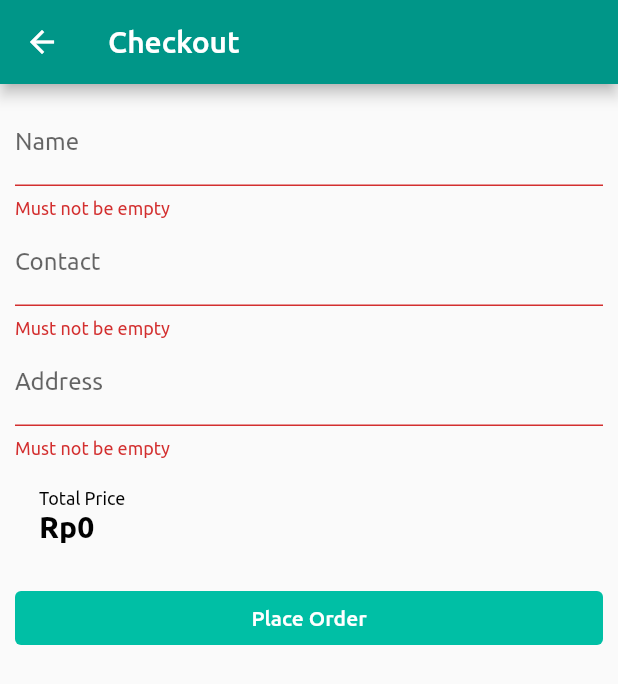
After one commit to ManEnfu/inthe-store, a Flutter app: the CheckoutPage screen opened by its route, after a tap on "Place Order", on a phone screen of 412 x 824 dp. The commit adds this screen. Shown: the top 684 px of the screen. Run offline on Flutter 3.47's test engine with Material 2 defaults, Android fonts, the phone set to English and light mode, and no system bars; our stand-ins replace cloud_firestore, firebase_core; accounts and stored records are empty; project files that could hold a hidden picture were left out.

Commit message:
checkout

```diff
--- a/lib/main.dart
+++ b/lib/main.dart
@@ -1,4 +1,5 @@
 import 'package:flutter/material.dart';
+import 'package:inthe_store/models/order.dart';
 import 'package:provider/provider.dart';
 
 import 'package:firebase_core/firebase_core.dart';
@@ -11,6 +12,7 @@ import 'package:inthe_store/ui/product_detail/index.dart';
 import 'package:inthe_store/ui/shopping_cart/index.dart';
 import 'package:inthe_store/ui/catalog/index.dart';
 import 'package:inthe_store/ui/checkout/index.dart';
+import 'package:inthe_store/ui/checkout/process_checkout.dart';
 
 // Widget utama
 class StoreApp extends StatelessWidget {
@@ -31,6 +33,9 @@ class StoreApp extends StatelessWidget {
           product: ModalRoute.of(context)?.settings.arguments as Product,
         ),
         '/checkout': (context) => const CheckoutPage(),
+        '/process_checkout': (context) => ProcessCheckoutPage(
+          order: ModalRoute.of(context)?.settings.arguments as Order,
+        ),
       },
     );
   }
--- a/lib/models/cart.dart
+++ b/lib/models/cart.dart
@@ -56,4 +56,9 @@ class Cart extends ChangeNotifier {
   bool inCart(Product product) {
     return _items.any((item) => item.product == product);
   }
+
+  void clearCart() {
+    _items.clear();
+    notifyListeners();
+  }
 }
--- /dev/null
+++ b/lib/models/order.dart
@@ -0,0 +1,39 @@
+import 'dart:collection';
+
+import 'package:cloud_firestore/cloud_firestore.dart';
+import 'package:inthe_store/models/cart.dart';
+
+class Order {
+  Order({
+    this.name = "",
+    this.contact = "",
+    this.address = "",
+    this.cart = const [],
+  });
+
+  String name;
+  String contact;
+  String address;
+  List<CartItem> cart;
+}
+
+Future<bool> sendOrderToFirebase(Order order) async {
+  final db = FirebaseFirestore.instance;
+
+  final Map<String, dynamic> data = {
+    'name': order.name,
+    'contact': order.contact,
+    'address': order.address,
+    'cart': order.cart.map(
+      (item) => {
+        'product': db.collection('products').doc(item.product.id),
+        'qty': item.qty
+      }
+    ).toList(),
+  };
+
+  await db.collection('orders')
+    .add(data);
+
+  return true;
+}
--- /dev/null
+++ b/lib/ui/checkout/index.dart
@@ -0,0 +1,137 @@
+import 'package:flutter/material.dart';
+import 'package:inthe_store/models/order.dart';
+import 'package:inthe_store/models/cart.dart';
+import 'package:provider/provider.dart';
+
+class CheckoutPage extends StatelessWidget {
+  const CheckoutPage({
+    Key? key
+  }) : super(key: key);
+
+  @override
+  Widget build(BuildContext context) {
+    return Scaffold(
+      appBar: AppBar(
+        leading: IconButton(
+          icon: const Icon(Icons.arrow_back),
+          tooltip: 'Back',
+          onPressed: () {
+            Navigator.pop(context);
+          },
+        ),
+        title: const Text('Checkout')
+      ),
+      body: const CheckoutForm(),
+    );
+  }
+
+}
+
+class CheckoutForm extends StatefulWidget {
+  const CheckoutForm({
+    Key? key
+  }) : super(key: key);
+
+  @override
+  State<CheckoutForm> createState() => _CheckoutFormState();
+}
+
+class _CheckoutFormState extends State<CheckoutForm> {
+
+  final _formKey = GlobalKey<FormState>();
+  final _order = Order();
+
+  @override
+  Widget build(BuildContext context) {
+    return Form(
+      key: _formKey,
+      child: ListView(
+        padding: const EdgeInsets.all(10),
+        children: [
+          TextFormField(
+            decoration: const InputDecoration(
+              labelText: 'Name'
+            ),
+            onSaved: (String? value) {
+              _order.name = value!;
+            },
+            validator: (String? value) => (value == null || value.isEmpty)
+              ? "Must not be empty"
+              : null,
+          ),
+          TextFormField(
+            decoration: const InputDecoration(
+              labelText: 'Contact'
+            ),
+            onSaved: (String? value) {
+              _order.contact = value!;
+            },
+            validator: (String? value) => (value == null || value.isEmpty)
+              ? "Must not be empty"
+              : null,
+          ),
+          TextFormField(
+            decoration: const InputDecoration(
+              labelText: 'Address'
+            ),
+            onSaved: (String? value) {
+              _order.address = value!;
+            },
+            validator: (String? value) => (value == null || value.isEmpty)
+              ? "Must not be empty"
+              : null,
+          ),
+          Consumer<Cart>(
+            builder: (BuildContext context, Cart cart, Widget? child) {
+              return ListTile(
+                title: const Text(
+                  'Total Price',
+                  style: TextStyle(
+                    fontSize: 12,
+                    color: Colors.black,
+                  )
+                ),
+                subtitle: Text(
+                  'Rp${cart.totalPrice}',
+                  style: const TextStyle(
+                    fontSize: 20,
+                    fontWeight: FontWeight.bold,
+                    color: Colors.black,
+                  ),
+                ),
+              );
+            }
+          ),
+          Container(
+            padding: const EdgeInsets.symmetric(vertical: 10,),
+            child: ConstrainedBox(
+              constraints: const BoxConstraints(minWidth: double.infinity),
+              child: TextButton(
+                child: const Text('Place Order'),
+                style: TextButton.styleFrom(
+                  primary: Colors.white,
+                  backgroundColor: Colors.tealAccent.shade700
+                ),
+                onPressed: () {
+                  if (_formKey.currentState!.validate()) {
+                    _formKey.currentState!.save();
+                    _order.cart = List.from(Provider.of<Cart>(context, listen: false).items);
+                    // print('Name: ${_order.name}');
+                    // print('Contact: ${_order.contact}');
+                    // print('Address: ${_order.address}');
+                    // print('Length: ${_order.cart.items.length}');
+                    Navigator.pushReplacementNamed(
+                      context,
+                      '/process_checkout',
+                      arguments: _order
+                    );
+                  }
+                }
+              ),
+            )
+          )
+        ],
+      ),
+    );
+  }
+}
```
Also changed, not shown: lib/ui/catalog/index.dart (+0 -31 lines), lib/ui/checkout/process_checkout.dart (added, +65 -0 lines), lib/ui/shopping_cart/index.dart (indentation only).
